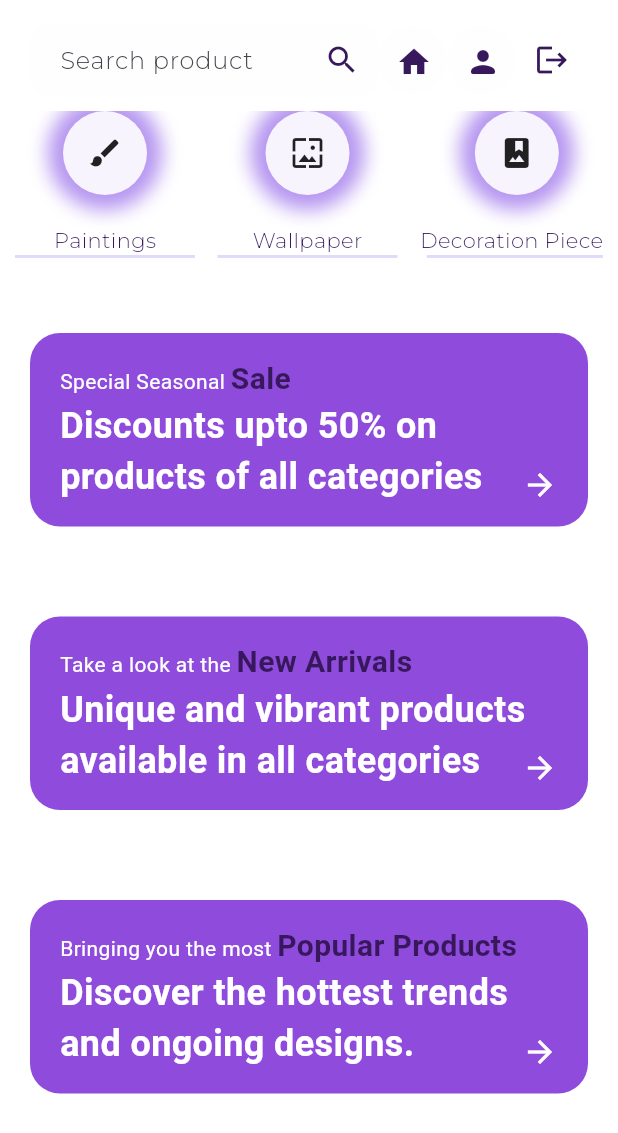
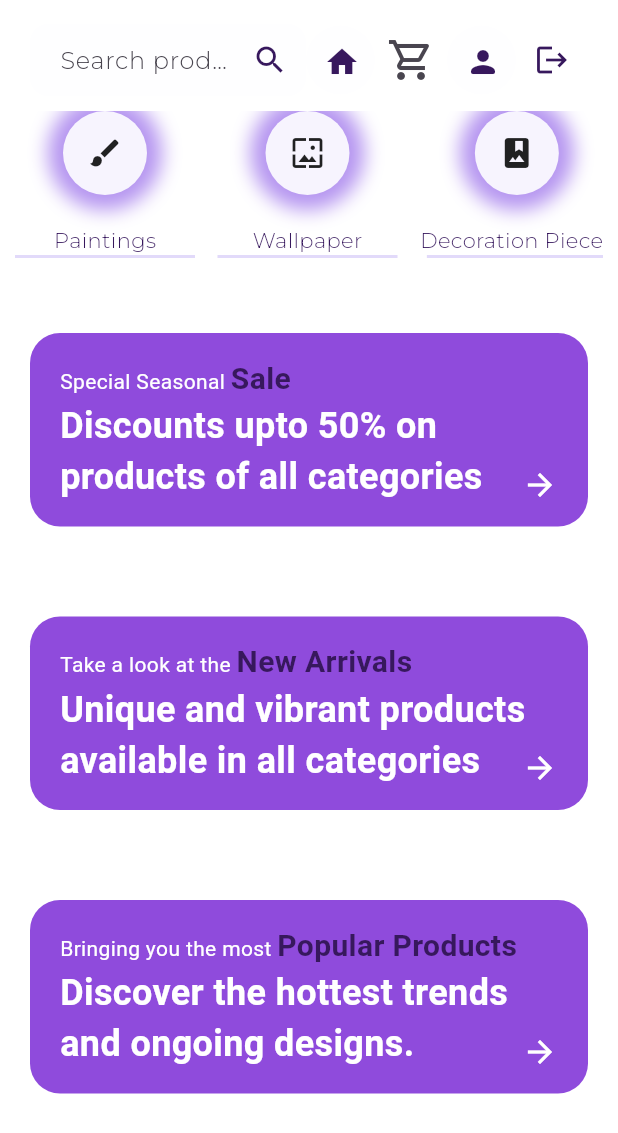
Before and after one commit to FZehra1512/interiorx, a Flutter app: the HomeScreen screen opened by its route, on a phone screen of 412 x 824 dp. Shown: the top 1133 px of the screen. Run offline on Flutter 3.47's test engine with Material 3 defaults, Android fonts, the light colour scheme and no system bars; our stand-ins replace cloud_firestore, firebase_auth, firebase_core, shared_preferences; accounts and stored records are empty; project files that could hold a hidden picture were left out.

Commit message:
Update home_header.dart

```diff
--- a/lib/components/home_header.dart
+++ b/lib/components/home_header.dart
@@ -6,14 +6,15 @@ import 'package:interiorx/screens/home/components/search_field.dart';
 import 'package:interiorx/screens/home/home_screen.dart';
 import 'package:interiorx/screens/splash/splash_screen.dart';
 import 'package:interiorx/screens/search/search_screen.dart';
-// import 'package:provider/provider.dart';
-// import 'package:interiorx/providers/cart_provider.dart';
+import 'package:provider/provider.dart';
+import 'package:interiorx/screens/cart/cart_screen.dart';
+import 'package:interiorx/providers/cart_provider.dart';
 import '../../../constants.dart';
 
 class HomeHeader extends StatelessWidget {
   const HomeHeader({Key? key}) : super(key: key);
-  // final cartProvider = Provider.of<CartProvider>(context);
   Widget build(BuildContext context) {
+    final cartProvider = Provider.of<CartProvider>(context);
     return Padding(padding: const EdgeInsets.symmetric(horizontal: 20),
       child: Row(mainAxisAlignment: MainAxisAlignment.spaceBetween, children: [
           Expanded(child: SearchField(onSearch: (query) {
@@ -22,19 +23,19 @@ class HomeHeader extends StatelessWidget {
             ),),
           IconBtnWithCounter(svgSrc: Icons.home, color: kTextColor,
             press: () => Navigator.pushNamed(context, HomeScreen.routeName),),
-          // IconButton(icon: Stack(
-          //     children: [const Icon(Icons.shopping_cart_outlined, size: 32,),
-          //       if (cartProvider.cartItems.isNotEmpty)
-          //         Positioned(right: 0, top: 0,
-          //           child: Container(padding: const EdgeInsets.all(2),
-          //             decoration: BoxDecoration(color: Colors.red.shade400,
-          //               borderRadius: BorderRadius.circular(10),),
-          //             constraints: const BoxConstraints(minWidth: 18, minHeight: 18,),
-          //             child: Text('${cartProvider.totalQuantity}', style: const TextStyle(
-          //               color: Colors.white, fontWeight: FontWeight.bold, fontSize: 10,),
-          //               textAlign: TextAlign.center,),
-          //           ),)],),
-          //     onPressed: () {Navigator.pushNamed(context, CartScreen.routeName);},),
+          IconButton(icon: Stack(
+              children: [const Icon(Icons.shopping_cart_outlined, size: 32,),
+                if (cartProvider.cartItems.isNotEmpty)
+                  Positioned(right: 0, top: 0,
+                    child: Container(padding: const EdgeInsets.all(2),
+                      decoration: BoxDecoration(color: Colors.red.shade400,
+                        borderRadius: BorderRadius.circular(10),),
+                      constraints: const BoxConstraints(minWidth: 18, minHeight: 18,),
+                      child: Text('${cartProvider.totalQuantity}', style: const TextStyle(
+                        color: Colors.white, fontWeight: FontWeight.bold, fontSize: 10,),
+                        textAlign: TextAlign.center,),
+                    ),)],),
+              onPressed: () {Navigator.pushNamed(context, CartScreen.routeName);},),
           IconBtnWithCounter(svgSrc: Icons.person_rounded, color: kTextColor,
             press: () => Navigator.pushNamed(context, ProfileScreen.routeName),),
           IconButton(icon: const Icon(Icons.logout), color: kTextColor,
```
